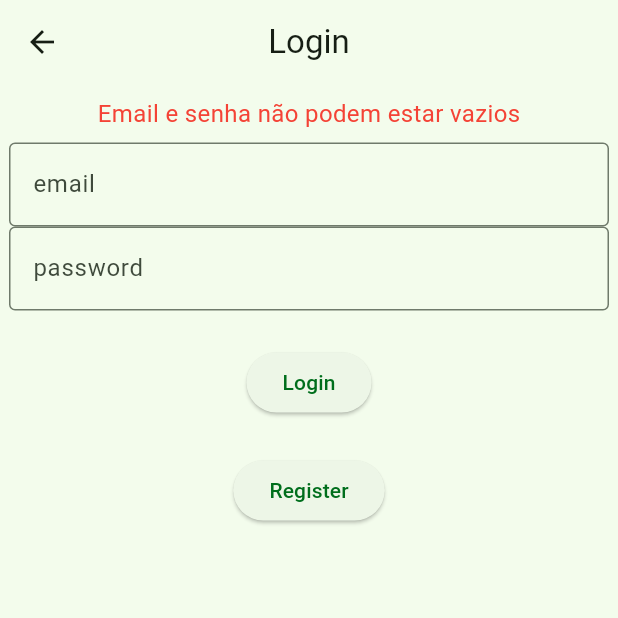
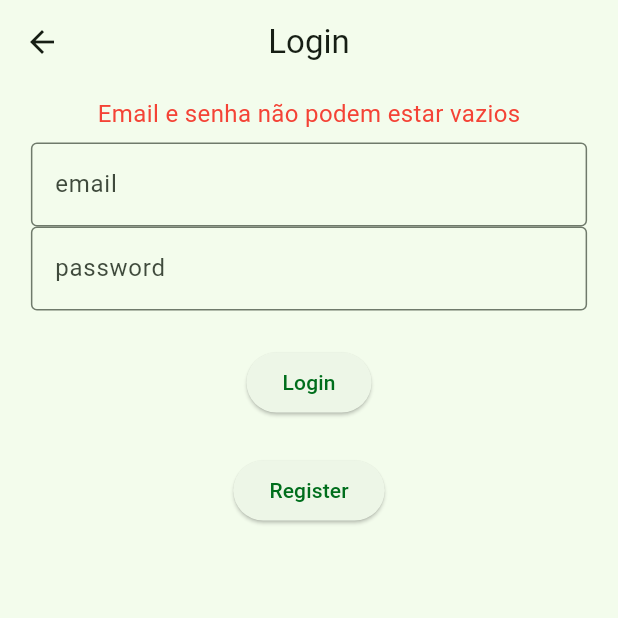
Before and after one commit to Chamonex/PetCare, a Flutter app: the HomePage screen opened by its route, after a tap on "Sair", after a tap on "Login", on a phone screen of 412 x 824 dp, the top half of it. Run offline on Flutter 3.47's test engine with Material 3 defaults, Android fonts, the phone set to English and light mode, and no system bars; accounts and stored records are empty; network calls fail.

Commit message:
feat: implement Pet model and integrate pet information retrieval in HomePage; update API endpoints for registration and login

```diff
--- /dev/null
+++ b/pet_care/lib/models/pet.dart
@@ -0,0 +1,21 @@
+class Pet {
+  final String name;
+  final String idade;
+  final String type;
+
+  Pet({required this.name, required this.idade, required this.type});
+
+  factory Pet.fromJson(Map<String, dynamic> json) {
+    return Pet(
+      name: json['name'] ?? '',
+      idade: json['idade'] ?? '',
+      type: json['type'] ?? '',
+    );
+  }
+
+  Map<String, dynamic> toJson() => {
+        'name': name,
+        'idade': idade,
+        'type': type,
+      };
+}
--- a/pet_care/lib/pages/home_page.dart
+++ b/pet_care/lib/pages/home_page.dart
@@ -7,9 +7,9 @@ import 'package:provider/provider.dart';
 import '../providers/user_provider.dart';
 import '../widgets/app_button.dart';
 import '../utils/app_utils.dart';
+import '../models/pet.dart';
 
 class HomePage extends StatefulWidget {
-
   const HomePage({super.key});
 
   @override
@@ -23,21 +23,11 @@ class _HomePageState extends State<HomePage> {
     debugPrint('HomePage initialized');
   }
 
-  Future<void> _getPets() async {
-    final userProvider = Provider.of<UserProvider>(context, listen: false);
-    final email = userProvider.user?.email ?? '';
-    final uri = Uri.parse('http://localhost:3000/pet').replace(queryParameters: {'email': email});
-    final response = await http.get(
-      uri,
-      headers: {'Content-Type': 'application/json'},
-    );
-
-    final data = jsonDecode(response.body);
-    debugPrint('GET Pets response status: ${data['pet']['name']}');
-  }
-
   @override
   Widget build(BuildContext context) {
+    final Size screenSize = MediaQuery.of(context).size;
+    final maxWidth = screenSize.width > 600 ? 600.0 : screenSize.width * 0.9;
+
     final userProvider = Provider.of<UserProvider>(context);
     return Scaffold(
       floatingActionButton: AppButton(
@@ -51,26 +41,90 @@ class _HomePageState extends State<HomePage> {
           debugPrint('FloatingActionButton pressed');
           userProvider.clearUser();
           changePage(context, 'login');
-        }
-
+        },
       ),
       appBar: AppBar(
         title: Center(child: Text('Bem-vindo, ${userProvider.user?.name}')),
       ),
-      body: Center(child: Column(
+      body: Center(
+        child: ConstrainedBox(
+          constraints: BoxConstraints(maxWidth: maxWidth),
+          child: Column(
             children: [
+              PetInfo(),
               Text(""),
               AppButton(
                 label: 'Meu Pet',
                 icon: Icons.pets,
-            onPressed: () => _getPets(),
+                onPressed: () => {
+                  debugPrint('Meu Pet button pressed'),
+                },
                 filled: false,
                 color: Colors.green,
                 width: 120,
                 height: 48,
               ),
             ],
-      )),
+          ),
+        ),
+      ),
     );
   }
 }
+
+class PetInfo extends StatelessWidget {
+  const PetInfo({super.key});
+
+
+  Future<Pet?> _getPets(BuildContext context) async {
+    final userProvider = Provider.of<UserProvider>(context, listen: false);
+    final email = userProvider.user?.email ?? '';
+    final uri = Uri.parse(
+      'http://192.168.15.101:3000/pet',
+    ).replace(queryParameters: {'email': email});
+
+    final response = await http.get(
+      uri,
+      headers: {'Content-Type': 'application/json'},
+    );
+
+    if (response.statusCode == 200) {
+      final data = jsonDecode(response.body);
+      return Pet.fromJson(data['pet']);
+    } else {
+      return null;
+    }
+  }
+
+
+  @override
+  Widget build(BuildContext context) {
+    return FutureBuilder<Pet?>(
+      future: _getPets(context),
+      builder: (context, snapshot) {
+        if (snapshot.connectionState == ConnectionState.waiting) {
+          return const CircularProgressIndicator();
+        } else if (snapshot.hasError) {
+          return const Text('Erro ao carregar informações do pet');
+        } else if (!snapshot.hasData || snapshot.data == null) {
+          return const Text('Nenhuma informação do pet encontrada');
+        } else {
+          final pet = snapshot.data!;
+          return Column(
+            children: [
+              const Text(
+                'Informações do Pet',
+                style: TextStyle(fontSize: 24, fontWeight: FontWeight.bold),
+                textAlign: TextAlign.center,
+              ),
+              Text('Nome: ${pet.name}'),
+              Text('Idade: ${pet.idade}'),
+              Text('Tipo: ${pet.type}'),
+              // Adicione mais campos conforme necessário
+            ],
+          );
+        }
+      },
+    );
+  }
+}
--- a/pet_care/lib/pages/login_page.dart
+++ b/pet_care/lib/pages/login_page.dart
@@ -108,7 +108,7 @@ class _LoginPageState extends State<LoginPage> {
       return;
     }
     final response = await http.post(
-      Uri.parse('http://localhost:3000/register'),
+      Uri.parse('http://192.168.15.101:3000/register'),
       body: jsonEncode({'email': email, 'password': password, 'name': name}),
       headers: {'Content-Type': 'application/json'}, // importante para API REST
     );
@@ -154,7 +154,7 @@ class _LoginPageState extends State<LoginPage> {
     }
 
     final response = await http.post(
-      Uri.parse('http://localhost:3000/login'),
+      Uri.parse('http://192.168.15.101:3000/login'),
       body: jsonEncode({'email': email, 'password': password}),
       headers: {'Content-Type': 'application/json'},
     );
@@ -162,7 +162,7 @@ class _LoginPageState extends State<LoginPage> {
     if (response.statusCode == 200) {
       final data = jsonDecode(response.body);
       final name = data['name'];
-      havePets = data['havePets'] ?? false;
+      havePets = data['havePet'];
       _hasError = false;
       _errorMessage = '';
       debugPrint('Login realizado com sucesso: ${response.body}');
@@ -197,11 +197,15 @@ class _LoginPageState extends State<LoginPage> {
 
   @override
   Widget build(BuildContext context) {
+    final Size screenSize = MediaQuery.of(context).size;
+
+    final maxWidth = screenSize.width > 600 ? 600.0 : screenSize.width * 0.9;
+
     return Scaffold(
       appBar: AppBar(centerTitle: true, title: Text("Login")),
       body: Center(
         child: ConstrainedBox(
-          constraints: BoxConstraints(maxWidth: 400),
+          constraints: BoxConstraints(maxWidth: maxWidth),
           child: Column(
             children: [
               if (_hasError)
--- a/pet_care/lib/widgets/login_form.dart
+++ b/pet_care/lib/widgets/login_form.dart
@@ -18,6 +18,7 @@ class LoginForm extends StatelessWidget {
 
   @override
   Widget build(BuildContext context) {
+
     return Form(
       child: Column(
         children: [
```
Also changed, not shown: pet_care/lib/pages/register_pet_page.dart (+7 -3 lines). Lines whose indentation alone changed are shown as unchanged.
